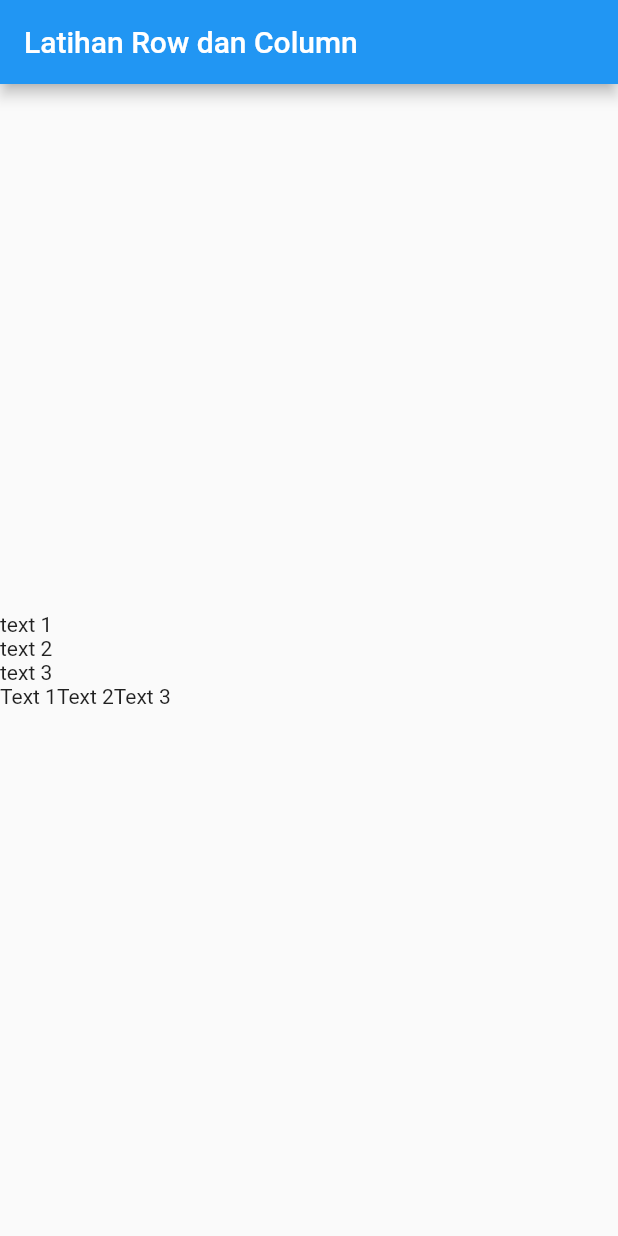
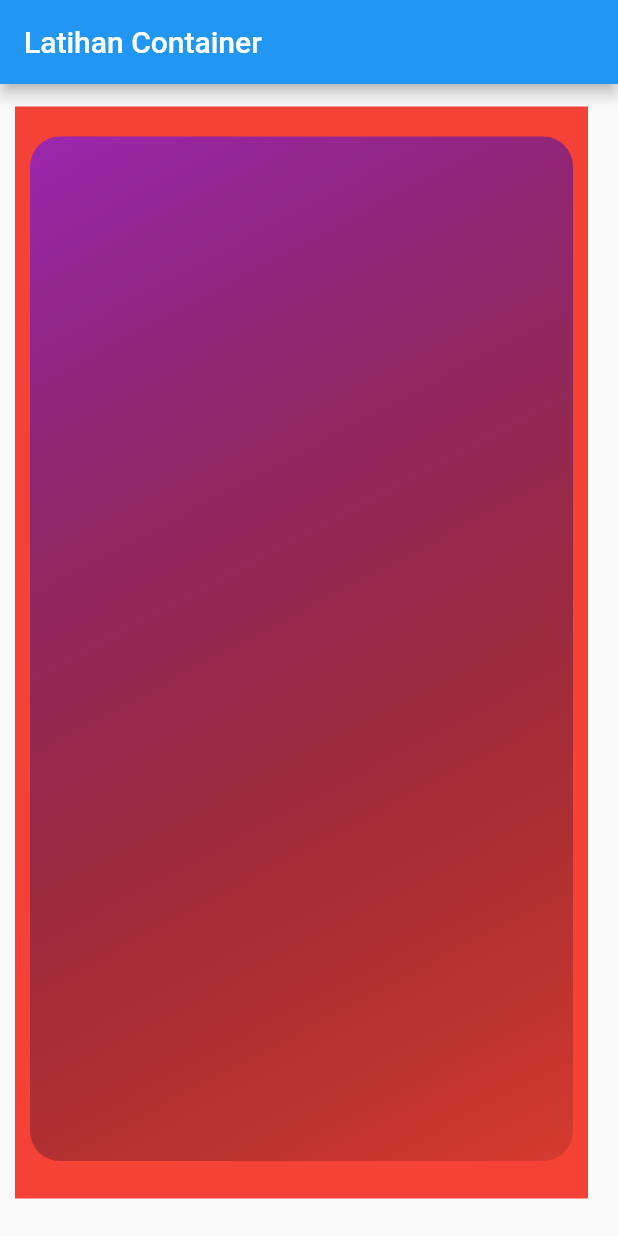
Before and after one commit to dadahtaufikpermana/latihan_flutter_erico, a Flutter app: the screen it shows after launch, on a phone screen of 412 x 824 dp. Run offline on Flutter 3.47's test engine with Material 2 defaults, Android fonts, the phone set to English and light mode, and no system bars.

Commit message:
fix: fx add Container and decoration. video_9

```diff
--- a/lib/main.dart
+++ b/lib/main.dart
@@ -1,7 +1,7 @@
 import 'package:flutter/material.dart';
 
 void main() {
-  runApp(new myApp());
+  runApp(myApp());
 }
 
 class myApp extends StatelessWidget {
@@ -12,29 +12,26 @@ class myApp extends StatelessWidget {
     return MaterialApp(
       home: Scaffold(
         appBar: AppBar(
-          title: Text("Latihan Row dan Column"),
+          title: Text("Latihan Container"),
         ),
-        body: Column(
-          mainAxisAlignment: MainAxisAlignment.center,
-          crossAxisAlignment: CrossAxisAlignment.start,
-          children: <Widget>[
-            Column(
-              children: <Widget>[
-                Text("text 1"),
-                Text("text 2"),
-                Text("text 3")
-              ],
+        body: Container(
+          margin: EdgeInsets.fromLTRB(10, 15, 20, 25),
+          padding: EdgeInsets.only(top: 10, bottom: 15),
+          color: Colors.red,
+          child: Container(
+              margin: EdgeInsets.all(10),
+            decoration: BoxDecoration(
+              borderRadius: BorderRadius.circular(20),
+              gradient: LinearGradient(
+                  begin: Alignment.topLeft,
+              end: Alignment.bottomRight,
+              colors: <Color>[
+                Colors.purple,
+                Colors.black12
+              ])
             ),
-            Row(
-              children: <Widget>[
-                Text("Text 1"),
-                Text("Text 2"),
-                Text("Text 3")
-              ],
-            )
-          ],
         ),
       ),
-    );
+    ),);
   }
 }
```
